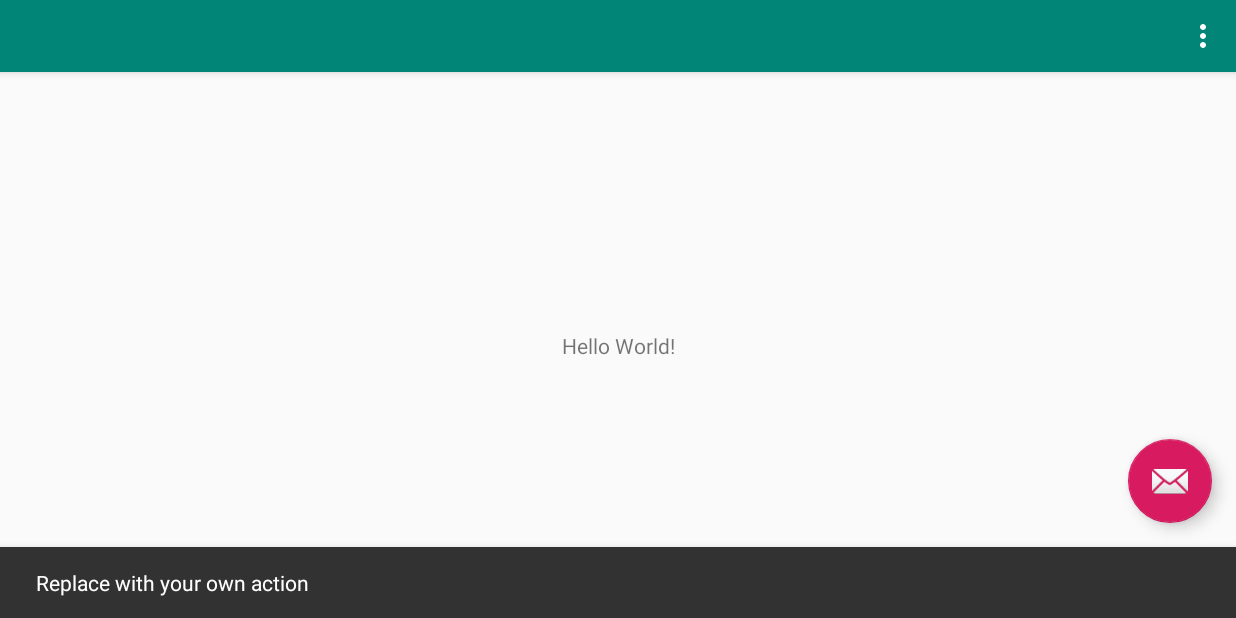
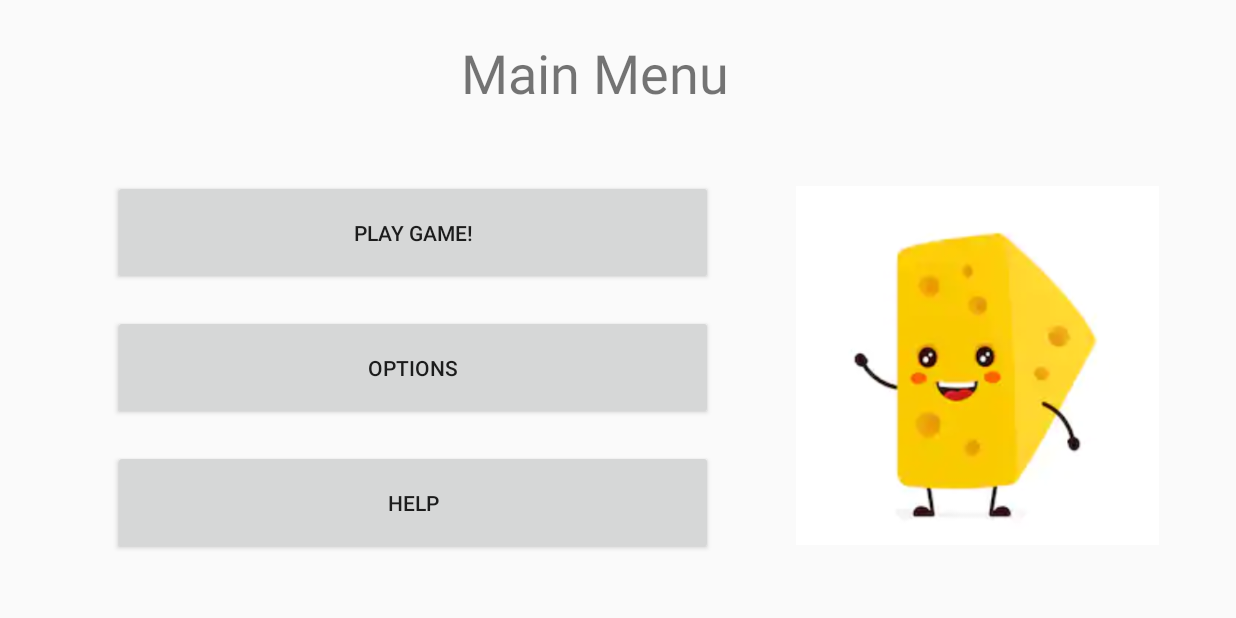
Before and after one commit to WilliamFung99/Pokemon_Mines, an Android app: the screen it shows after launch (MainActivity before the commit, MainMenu after it), after a tap on an icon or button, on a phone screen of 824 x 412 dp (held sideways). Run offline under Robolectric (Android 15) with nearby library versions, the phone set to English and light mode, and no system bars.

Commit message:
Add basic menu

```diff
--- a/app/src/main/AndroidManifest.xml
+++ b/app/src/main/AndroidManifest.xml
@@ -9,6 +9,7 @@
         android:roundIcon="@mipmap/ic_launcher_round"
         android:supportsRtl="true"
         android:theme="@style/AppTheme">
+        <activity android:name=".MainMenu"></activity>
         <activity
             android:name=".MainActivity"
             android:label="@string/app_name"
--- a/app/src/main/java/com/example/assignment3/MainActivity.java
+++ b/app/src/main/java/com/example/assignment3/MainActivity.java
@@ -1,5 +1,6 @@
 package com.example.assignment3;
 
+import android.content.Intent;
 import android.os.Bundle;
 
 import com.google.android.material.floatingactionbutton.FloatingActionButton;
@@ -28,8 +29,8 @@ public class MainActivity extends AppCompatActivity {
         fab.setOnClickListener(new View.OnClickListener() {
             @Override
             public void onClick(View view) {
-                Snackbar.make(view, "Replace with your own action", Snackbar.LENGTH_LONG)
-                        .setAction("Action", null).show();
+                Intent mainMenu = MainMenu.makeIntent(MainActivity.this);
+                startActivity(mainMenu);
             }
         });
     }
--- /dev/null
+++ b/app/src/main/java/com/example/assignment3/MainMenu.java
@@ -0,0 +1,19 @@
+package com.example.assignment3;
+
+import androidx.appcompat.app.AppCompatActivity;
+
+import android.content.Context;
+import android.content.Intent;
+import android.os.Bundle;
+
+public class MainMenu extends AppCompatActivity {
+
+    public static Intent makeIntent(Context context){
+        return new Intent(context,MainMenu.class);
+    }
+    @Override
+    protected void onCreate(Bundle savedInstanceState) {
+        super.onCreate(savedInstanceState);
+        setContentView(R.layout.activity_main_menu);
+    }
+}
--- /dev/null
+++ b/app/src/main/res/layout/activity_main_menu.xml
@@ -0,0 +1,80 @@
+<?xml version="1.0" encoding="utf-8"?>
+<androidx.constraintlayout.widget.ConstraintLayout xmlns:android="http://schemas.android.com/apk/res/android"
+    xmlns:app="http://schemas.android.com/apk/res-auto"
+    xmlns:tools="http://schemas.android.com/tools"
+    android:layout_width="match_parent"
+    android:layout_height="match_parent"
+    tools:context=".MainMenu">
+
+    <TextView
+        android:id="@+id/mainMenu"
+        android:layout_width="209dp"
+        android:layout_height="56dp"
+        android:layout_marginStart="16dp"
+        android:layout_marginLeft="16dp"
+        android:layout_marginTop="24dp"
+        android:layout_marginEnd="16dp"
+        android:layout_marginRight="16dp"
+        android:text="Main Menu"
+        android:textSize="36sp"
+        app:layout_constraintEnd_toEndOf="parent"
+        app:layout_constraintStart_toStartOf="parent"
+        app:layout_constraintTop_toTopOf="parent" />
+
+    <Button
+        android:id="@+id/btnStart"
+        android:layout_width="400dp"
+        android:layout_height="70dp"
+        android:layout_marginStart="40dp"
+        android:layout_marginLeft="40dp"
+        android:layout_marginTop="40dp"
+        android:layout_marginEnd="20dp"
+        android:layout_marginRight="20dp"
+        android:text="Play game!"
+        app:layout_constraintEnd_toStartOf="@+id/cheeseImage"
+        app:layout_constraintStart_toStartOf="parent"
+        app:layout_constraintTop_toBottomOf="@+id/mainMenu" />
+
+    <Button
+        android:id="@+id/btnOptions"
+        android:layout_width="400dp"
+        android:layout_height="70dp"
+        android:layout_marginStart="40dp"
+        android:layout_marginLeft="40dp"
+        android:layout_marginTop="20dp"
+        android:layout_marginEnd="20dp"
+        android:layout_marginRight="20dp"
+        android:text="Options"
+        app:layout_constraintEnd_toStartOf="@+id/cheeseImage"
+        app:layout_constraintStart_toStartOf="parent"
+        app:layout_constraintTop_toBottomOf="@+id/btnStart" />
+
+    <Button
+        android:id="@+id/btnHelp"
+        android:layout_width="400dp"
+        android:layout_height="70dp"
+        android:layout_marginStart="40dp"
+        android:layout_marginLeft="40dp"
+        android:layout_marginTop="20dp"
+        android:layout_marginEnd="20dp"
+        android:layout_marginRight="20dp"
+        android:text="Help"
+        app:layout_constraintEnd_toStartOf="@+id/cheeseImage"
+        app:layout_constraintStart_toStartOf="parent"
+        app:layout_constraintTop_toBottomOf="@+id/btnOptions" />
+
+    <ImageView
+        android:id="@+id/cheeseImage"
+        android:layout_width="242dp"
+        android:layout_height="246dp"
+        android:layout_marginTop="20dp"
+        android:layout_marginEnd="16dp"
+        android:layout_marginRight="16dp"
+        android:layout_marginBottom="16dp"
+        app:layout_constraintBottom_toBottomOf="parent"
+        app:layout_constraintEnd_toEndOf="parent"
+        app:layout_constraintStart_toEndOf="@+id/btnOptions"
+        app:layout_constraintTop_toTopOf="parent"
+        app:layout_constraintVertical_bias="0.775"
+        app:srcCompat="@drawable/cheese" />
+</androidx.constraintlayout.widget.ConstraintLayout>
--- a/app/src/main/res/values/styles.xml
+++ b/app/src/main/res/values/styles.xml
@@ -1,7 +1,7 @@
 <resources>
 
     <!-- Base application theme. -->
-    <style name="AppTheme" parent="Theme.AppCompat.Light.DarkActionBar">
+    <style name="AppTheme" parent="Theme.AppCompat.Light.NoActionBar">
         <!-- Customize your theme here. -->
         <item name="colorPrimary">@color/colorPrimary</item>
         <item name="colorPrimaryDark">@color/colorPrimaryDark</item>
```
Also changed, not shown: app/src/main/res/drawable/cheese.PNG (added), 1 other file.
